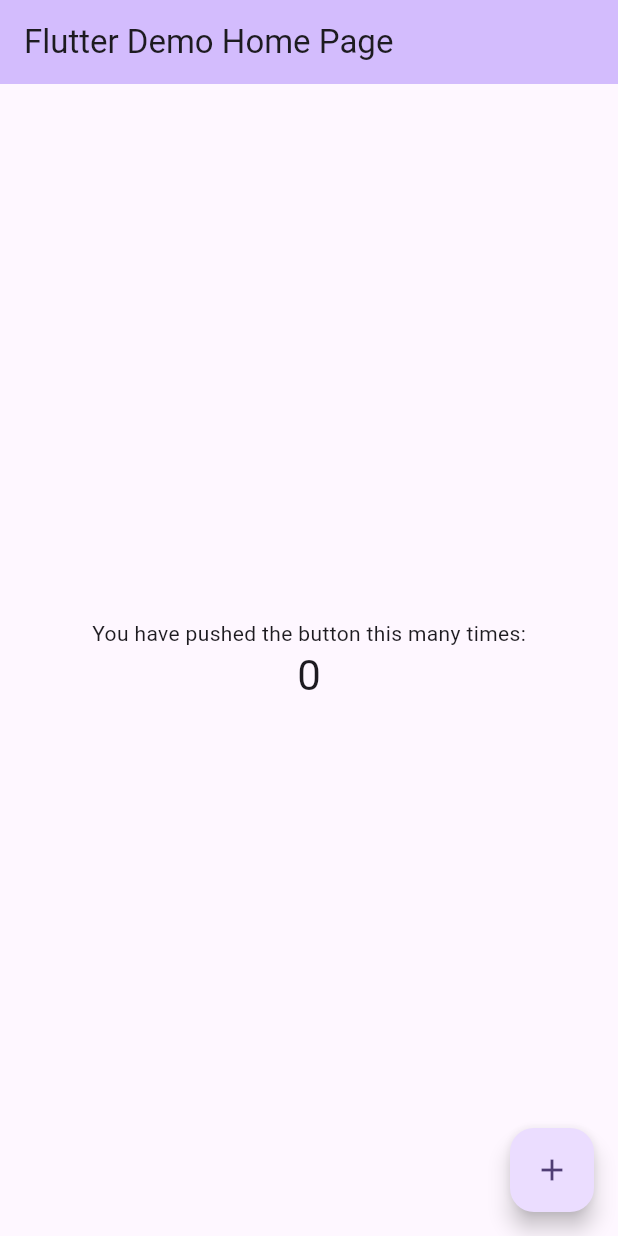
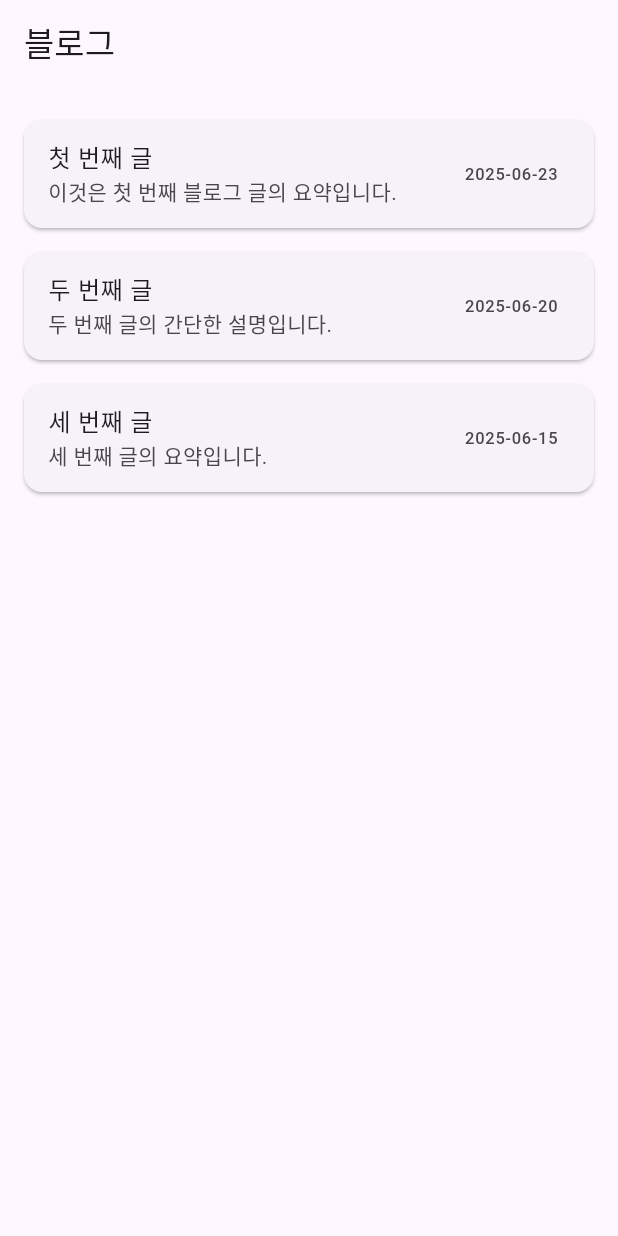
Before and after one commit to webpdblog/git_blog, a Flutter app: the screen it shows after launch, on a phone screen of 412 x 824 dp. Run offline on Flutter 3.47's test engine with Material 3 defaults, Android fonts, the phone set to English and light mode, and no system bars.

Commit message:
블로그 애플리케이션의 기본 구조를 설정하고 홈 페이지를 추가했습니다.

```diff
--- a/lib/main.dart
+++ b/lib/main.dart
@@ -1,122 +1,58 @@
 import 'package:flutter/material.dart';
 
 void main() {
-  runApp(const MyApp());
+  runApp(const MyBlogApp());
 }
 
-class MyApp extends StatelessWidget {
-  const MyApp({super.key});
+class MyBlogApp extends StatelessWidget {
+  const MyBlogApp({super.key});
 
-  // This widget is the root of your application.
   @override
   Widget build(BuildContext context) {
     return MaterialApp(
-      title: 'Flutter Demo',
-      theme: ThemeData(
-        // This is the theme of your application.
-        //
-        // TRY THIS: Try running your application with "flutter run". You'll see
-        // the application has a purple toolbar. Then, without quitting the app,
-        // try changing the seedColor in the colorScheme below to Colors.green
-        // and then invoke "hot reload" (save your changes or press the "hot
-        // reload" button in a Flutter-supported IDE, or press "r" if you used
-        // the command line to start the app).
-        //
-        // Notice that the counter didn't reset back to zero; the application
-        // state is not lost during the reload. To reset the state, use hot
-        // restart instead.
-        //
-        // This works for code too, not just values: Most code changes can be
-        // tested with just a hot reload.
-        colorScheme: ColorScheme.fromSeed(seedColor: Colors.deepPurple),
-      ),
-      home: const MyHomePage(title: 'Flutter Demo Home Page'),
+      title: '블로그',
+      theme: ThemeData(primarySwatch: Colors.blue),
+      home: const BlogHomePage(),
     );
   }
 }
 
-class MyHomePage extends StatefulWidget {
-  const MyHomePage({super.key, required this.title});
+class BlogHomePage extends StatelessWidget {
+  const BlogHomePage({super.key});
 
-  // This widget is the home page of your application. It is stateful, meaning
-  // that it has a State object (defined below) that contains fields that affect
-  // how it looks.
-
-  // This class is the configuration for the state. It holds the values (in this
-  // case the title) provided by the parent (in this case the App widget) and
-  // used by the build method of the State. Fields in a Widget subclass are
-  // always marked "final".
-
-  final String title;
-
-  @override
-  State<MyHomePage> createState() => _MyHomePageState();
-}
-
-class _MyHomePageState extends State<MyHomePage> {
-  int _counter = 0;
-
-  void _incrementCounter() {
-    setState(() {
-      // This call to setState tells the Flutter framework that something has
-      // changed in this State, which causes it to rerun the build method below
-      // so that the display can reflect the updated values. If we changed
-      // _counter without calling setState(), then the build method would not be
-      // called again, and so nothing would appear to happen.
-      _counter++;
-    });
-  }
+  // 예시 게시글 데이터
+  final List<Map<String, String>> posts = const [
+    {
+      'title': '첫 번째 글',
+      'summary': '이것은 첫 번째 블로그 글의 요약입니다.',
+      'date': '2025-06-23',
+    },
+    {'title': '두 번째 글', 'summary': '두 번째 글의 간단한 설명입니다.', 'date': '2025-06-20'},
+    {'title': '세 번째 글', 'summary': '세 번째 글의 요약입니다.', 'date': '2025-06-15'},
+  ];
 
   @override
   Widget build(BuildContext context) {
-    // This method is rerun every time setState is called, for instance as done
-    // by the _incrementCounter method above.
-    //
-    // The Flutter framework has been optimized to make rerunning build methods
-    // fast, so that you can just rebuild anything that needs updating rather
-    // than having to individually change instances of widgets.
     return Scaffold(
-      appBar: AppBar(
-        // TRY THIS: Try changing the color here to a specific color (to
-        // Colors.amber, perhaps?) and trigger a hot reload to see the AppBar
-        // change color while the other colors stay the same.
-        backgroundColor: Theme.of(context).colorScheme.inversePrimary,
-        // Here we take the value from the MyHomePage object that was created by
-        // the App.build method, and use it to set our appbar title.
-        title: Text(widget.title),
+      appBar: AppBar(title: const Text('블로그')),
+      body: ListView.builder(
+        padding: const EdgeInsets.all(16),
+        itemCount: posts.length,
+        itemBuilder: (context, index) {
+          final post = posts[index];
+          return Card(
+            margin: const EdgeInsets.symmetric(vertical: 8),
+            child: ListTile(
+              title: Text(post['title']!),
+              subtitle: Text(post['summary']!),
+              trailing: Text(post['date']!),
+              onTap: () {
+                // 상세 페이지로 이동하는 코드 추가 가능
+              },
+            ),
+          );
+        },
       ),
-      body: Center(
-        // Center is a layout widget. It takes a single child and positions it
-        // in the middle of the parent.
-        child: Column(
-          // Column is also a layout widget. It takes a list of children and
-          // arranges them vertically. By default, it sizes itself to fit its
-          // children horizontally, and tries to be as tall as its parent.
-          //
-          // Column has various properties to control how it sizes itself and
-          // how it positions its children. Here we use mainAxisAlignment to
-          // center the children vertically; the main axis here is the vertical
-          // axis because Columns are vertical (the cross axis would be
-          // horizontal).
-          //
-          // TRY THIS: Invoke "debug painting" (choose the "Toggle Debug Paint"
-          // action in the IDE, or press "p" in the console), to see the
-          // wireframe for each widget.
-          mainAxisAlignment: MainAxisAlignment.center,
-          children: <Widget>[
-            const Text('You have pushed the button this many times:'),
-            Text(
-              '$_counter',
-              style: Theme.of(context).textTheme.headlineMedium,
-            ),
-          ],
-        ),
-      ),
-      floatingActionButton: FloatingActionButton(
-        onPressed: _incrementCounter,
-        tooltip: 'Increment',
-        child: const Icon(Icons.add),
-      ), // This trailing comma makes auto-formatting nicer for build methods.
     );
   }
 }
```
